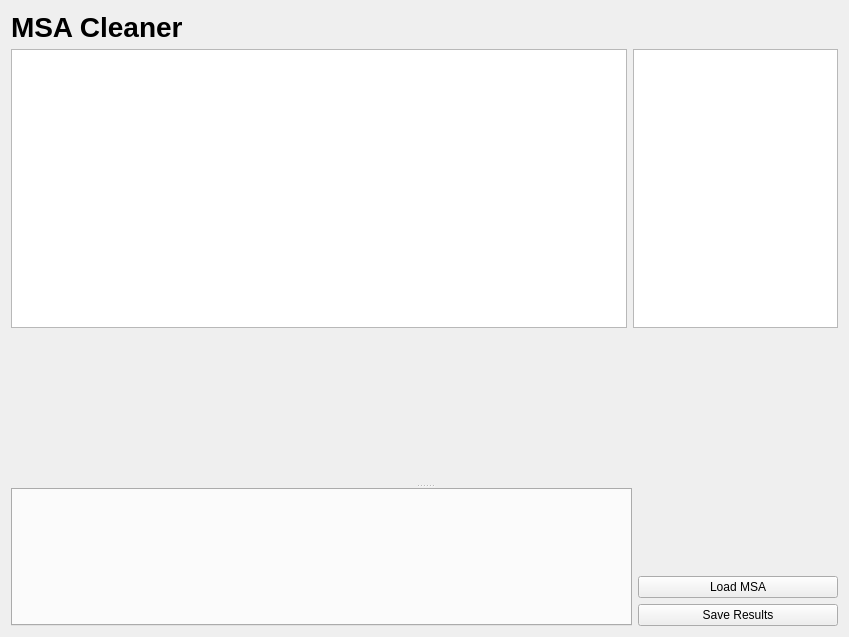
Before: the Qt Designer form cbr/msa/visual/MsaCleaner.ui in TUM-CBR/pymol-plugins, drawn with Qt 5.
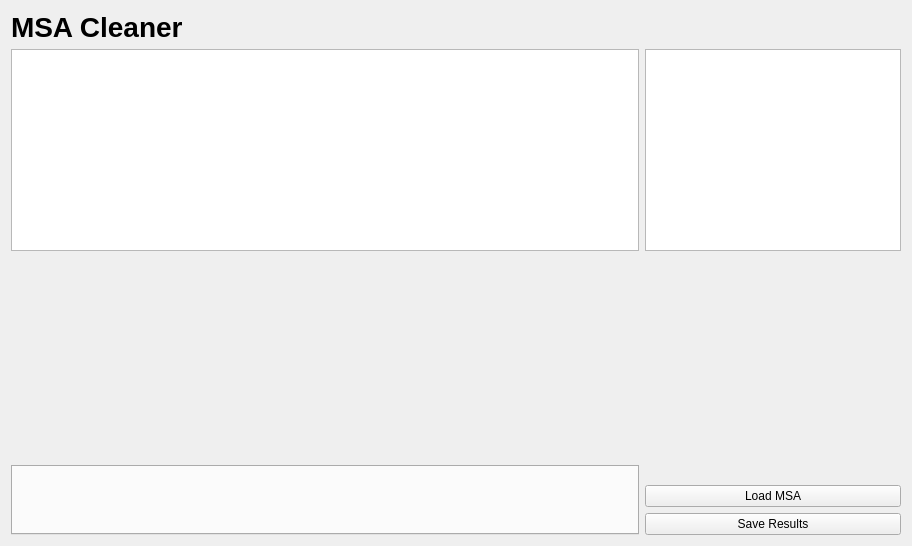
After: the same form once the commit is applied.

Commit message: [MSA Cleaner] Support for redlists.

```diff
--- a/cbr/msa/visual/MsaCleaner.ui
+++ b/cbr/msa/visual/MsaCleaner.ui
@@ -6,15 +6,15 @@
    <rect>
     <x>0</x>
     <y>0</y>
-    <width>849</width>
-    <height>637</height>
+    <width>912</width>
+    <height>546</height>
    </rect>
   </property>
   <property name="windowTitle">
    <string>Form</string>
   </property>
-  <layout class="QVBoxLayout" name="verticalLayout_3">
-   <item>
+  <layout class="QGridLayout" name="gridLayout" rowstretch="0,9,9,0,0,0" columnstretch="9,0">
+   <item row="0" column="0">
     <widget class="QLabel" name="label">
      <property name="styleSheet">
       <string notr="true">font-size: 28px;
@@ -25,24 +25,13 @@
      </property>
     </widget>
    </item>
-   <item>
-    <widget class="QSplitter" name="splitter">
-     <property name="orientation">
-      <enum>Qt::Vertical</enum>
-     </property>
-     <widget class="QWidget" name="">
-      <layout class="QVBoxLayout" name="msaViewerAndScoreLayout">
-       <item>
-        <layout class="QHBoxLayout" name="horizontalLayout" stretch="6,2">
-         <item>
+   <item row="1" column="0">
           <widget class="QTableView" name="scoresTable"/>
          </item>
-         <item>
+   <item row="1" column="1">
           <widget class="QTableView" name="statsTable"/>
          </item>
-        </layout>
-       </item>
-       <item>
+   <item row="2" column="0" colspan="2">
         <widget class="QWidget" name="msaViewerWidget" native="true">
          <property name="minimumSize">
           <size>
@@ -52,29 +41,7 @@
          </property>
         </widget>
        </item>
-      </layout>
-     </widget>
-     <widget class="QWidget" name="">
-      <layout class="QHBoxLayout" name="horizontalLayout_2">
-       <item>
-        <widget class="QTabWidget" name="cleanersWidget"/>
-       </item>
-       <item>
-        <layout class="QVBoxLayout" name="verticalLayout">
-         <item>
-          <spacer name="verticalSpacer">
-           <property name="orientation">
-            <enum>Qt::Vertical</enum>
-           </property>
-           <property name="sizeHint" stdset="0">
-            <size>
-             <width>20</width>
-             <height>40</height>
-            </size>
-           </property>
-          </spacer>
-         </item>
-         <item>
+   <item row="3" column="1">
           <widget class="QLabel" name="selectedFileLabel">
            <property name="minimumSize">
             <size>
@@ -87,25 +54,22 @@
            </property>
           </widget>
          </item>
-         <item>
+   <item row="4" column="1">
           <widget class="QPushButton" name="loadMsaButton">
            <property name="text">
             <string>Load MSA</string>
            </property>
           </widget>
          </item>
-         <item>
+   <item row="5" column="1">
           <widget class="QPushButton" name="saveResultsButtons">
            <property name="text">
             <string>Save Results</string>
            </property>
           </widget>
          </item>
-        </layout>
-       </item>
-      </layout>
-     </widget>
-    </widget>
+   <item row="3" column="0" rowspan="3">
+    <widget class="QTabWidget" name="cleanersWidget"/>
    </item>
   </layout>
  </widget>
```
Lines whose indentation alone changed are shown as unchanged. The commit also changes 4 other files.
